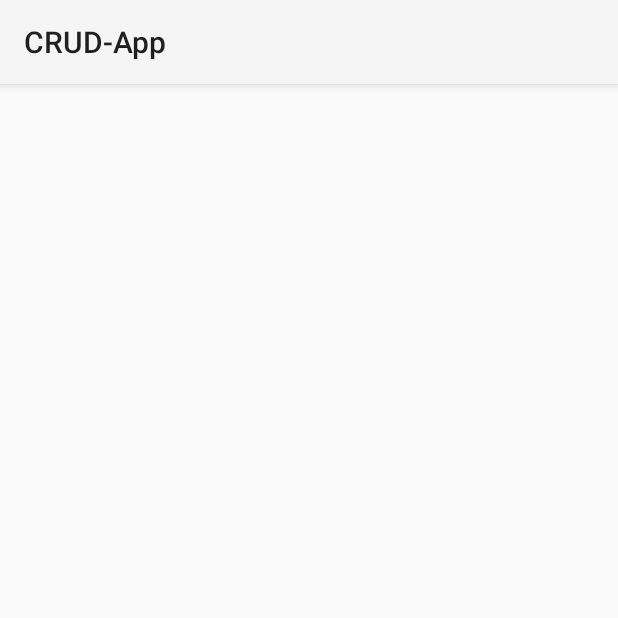
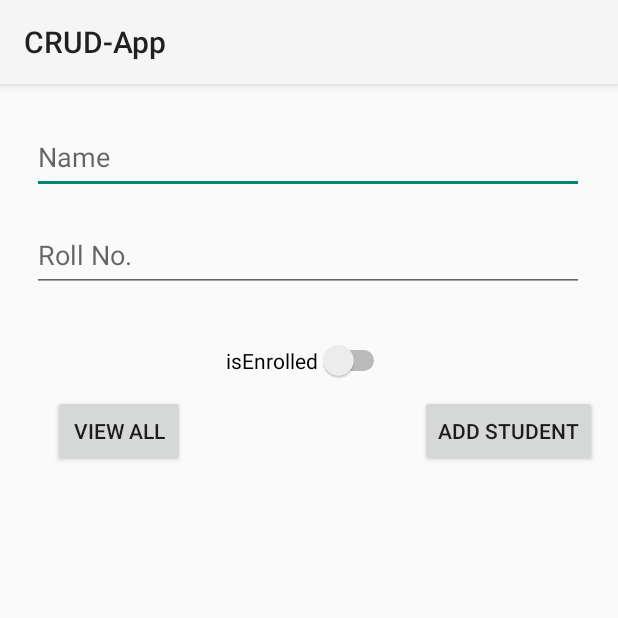
Before and after one commit to MuhammadSaad000/MC-Final, an Android app: the screen it shows after launch (MainActivity), on a phone screen of 412 x 824 dp, the top half of it. Run offline under Robolectric (Android 15) with nearby library versions, the phone set to English and light mode, and no system bars.

Commit message:
Layout completed

```diff
--- a/CRUDApp/app/src/main/java/com/example/crud_app/MainActivity.java
+++ b/CRUDApp/app/src/main/java/com/example/crud_app/MainActivity.java
@@ -3,8 +3,6 @@ package com.example.crud_app;
 import androidx.appcompat.app.AppCompatActivity;
 
 import android.os.Bundle;
-
-import com.example.crud_app.data.MyDbHandler;
 
 public class MainActivity extends AppCompatActivity {
 
@@ -12,10 +10,5 @@ public class MainActivity extends AppCompatActivity {
     protected void onCreate(Bundle savedInstanceState) {
         super.onCreate(savedInstanceState);
         setContentView(R.layout.activity_main);
-
-
-        MyDbHandler db = new MyDbHandler(MainActivity.this);
-
-
     }
 }
--- a/CRUDApp/app/src/main/java/com/example/crud_app/data/MyDbHandler.java
+++ /dev/null
@@ -1,43 +0,0 @@
-package com.example.crud_app.data;
-
-import android.content.Context;
-import android.database.sqlite.SQLiteDatabase;
-import android.database.sqlite.SQLiteOpenHelper;
-import android.util.Log;
-
-import androidx.annotation.Nullable;
-
-import com.example.crud_app.models.Student;
-import com.example.crud_app.params.Params;
-
-public class MyDbHandler extends SQLiteOpenHelper {
-    public MyDbHandler(Context context) {
-        super(context, Params.DB_NAME , null , Params.DB_VERSION);
-    }
-
-
-    //execute when dbhelper object is created
-    @Override
-    public void onCreate(SQLiteDatabase db)
-    {
-        String createTable = "CREATE TABLE " + Params.TABLE_NAME + "(" + Params.KEY_ID + "INTEGER PRIMARY KEY"
-                + Params.KEY_NAME + "TEXT , " + Params.KEY_ROLLNO + "TEXT " + Params.IS_ENROLLED +
-                "TEXT" + ")";
-        Log.d(" mydb ",  "this one " + createTable);
-        db.execSQL(createTable);
-
-
-     }
-
-
-    @Override
-    public void onUpgrade(SQLiteDatabase db,int oldVersion,int newVersion)
-    {
-
-    }
-
-
-
-
-
-}
--- a/CRUDApp/app/src/main/res/layout/activity_main.xml
+++ b/CRUDApp/app/src/main/res/layout/activity_main.xml
@@ -4,4 +4,78 @@
     xmlns:tools="http://schemas.android.com/tools"
     android:layout_width="match_parent"
     android:layout_height="match_parent"
-    tools:context=".MainActivity"/>
+    tools:context=".MainActivity">
+
+    <EditText
+        android:id="@+id/editTextTextPersonName"
+        android:layout_width="368dp"
+        android:layout_height="49dp"
+        android:layout_marginTop="24dp"
+        android:ems="10"
+        android:hint="Name "
+        android:inputType="textPersonName"
+        app:layout_constraintEnd_toEndOf="parent"
+        app:layout_constraintHorizontal_bias="0.488"
+        app:layout_constraintStart_toStartOf="parent"
+        app:layout_constraintTop_toTopOf="parent" />
+
+    <EditText
+        android:id="@+id/editTextTextPersonName2"
+        android:layout_width="368dp"
+        android:layout_height="49dp"
+        android:layout_marginTop="16dp"
+        android:ems="10"
+        android:hint="Roll No."
+        android:inputType="textPersonName"
+        app:layout_constraintBottom_toBottomOf="parent"
+        app:layout_constraintEnd_toEndOf="parent"
+        app:layout_constraintHorizontal_bias="0.488"
+        app:layout_constraintStart_toStartOf="parent"
+        app:layout_constraintTop_toBottomOf="@+id/editTextTextPersonName"
+        app:layout_constraintVertical_bias="0.0" />
+
+    <Switch
+        android:id="@+id/switch1"
+        android:layout_width="wrap_content"
+        android:layout_height="wrap_content"
+        android:layout_marginTop="32dp"
+        android:text="isEnrolled"
+        app:layout_constraintBottom_toBottomOf="parent"
+        app:layout_constraintEnd_toEndOf="parent"
+        app:layout_constraintHorizontal_bias="0.498"
+        app:layout_constraintStart_toStartOf="parent"
+        app:layout_constraintTop_toBottomOf="@+id/editTextTextPersonName2"
+        app:layout_constraintVertical_bias="0.0" />
+
+    <Button
+        android:id="@+id/button"
+        android:layout_width="wrap_content"
+        android:layout_height="wrap_content"
+        android:text="Add Student"
+        app:layout_constraintBottom_toBottomOf="parent"
+        app:layout_constraintEnd_toEndOf="parent"
+        app:layout_constraintHorizontal_bias="0.952"
+        app:layout_constraintStart_toStartOf="parent"
+        app:layout_constraintTop_toTopOf="parent"
+        app:layout_constraintVertical_bias="0.288" />
+
+    <Button
+        android:id="@+id/button2"
+        android:layout_width="wrap_content"
+        android:layout_height="wrap_content"
+        android:layout_marginEnd="100dp"
+        android:text="View All"
+        app:layout_constraintBottom_toBottomOf="parent"
+        app:layout_constraintEnd_toStartOf="@+id/button"
+        app:layout_constraintHorizontal_bias="0.381"
+        app:layout_constraintStart_toStartOf="parent"
+        app:layout_constraintTop_toTopOf="parent"
+        app:layout_constraintVertical_bias="0.288" />
+
+    <ListView
+        android:layout_width="409dp"
+        android:layout_height="484dp"
+        app:layout_constraintEnd_toEndOf="parent"
+        app:layout_constraintStart_toStartOf="parent"
+        tools:layout_editor_absoluteY="246dp" />
+</androidx.constraintlayout.widget.ConstraintLayout>
```
Also changed, not shown: CRUDApp/app/src/main/java/com/example/crud_app/models/Student.java (deleted, +0 -58 lines), CRUDApp/app/src/main/java/com/example/crud_app/params/Params.java (deleted, +0 -17 lines), CRUDApp/gradle/wrapper/gradle-wrapper.properties.
